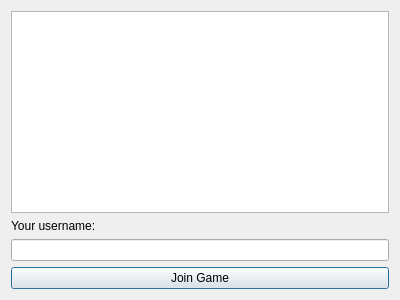
First picture: the form in 07-GuessMyDrawing/Application/existingrooms.ui, repository JelenaBondzic/GuessMyDrawing, before the edit.
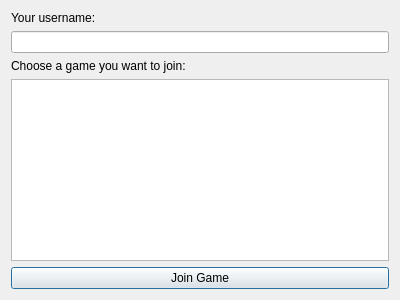
Second picture: the form after the edit.

Commit message: Buttons disabled fix

Diff of the .ui file:
```diff
--- a/07-GuessMyDrawing/Application/existingrooms.ui
+++ b/07-GuessMyDrawing/Application/existingrooms.ui
@@ -15,22 +15,29 @@
   </property>
   <layout class="QVBoxLayout" name="verticalLayout_2">
    <item>
-    <layout class="QVBoxLayout" name="verticalLayout">
-     <item>
-      <widget class="QListWidget" name="listOfRooms"/>
-     </item>
-     <item>
       <widget class="QLabel" name="label">
        <property name="text">
         <string>Your username:</string>
        </property>
       </widget>
      </item>
-    </layout>
-   </item>
    <item>
     <widget class="QLineEdit" name="leUsername"/>
    </item>
+   <item>
+    <widget class="QLabel" name="label_2">
+     <property name="text">
+      <string>Choose a game you want to join:</string>
+     </property>
+    </widget>
+   </item>
+   <item>
+    <layout class="QVBoxLayout" name="verticalLayout">
+     <item>
+      <widget class="QListWidget" name="listOfRooms"/>
+     </item>
+    </layout>
+   </item>
    <item>
     <widget class="QPushButton" name="pbJoin">
      <property name="text">
```
Lines whose indentation alone changed are shown as unchanged. The commit also changes 5 other files.
